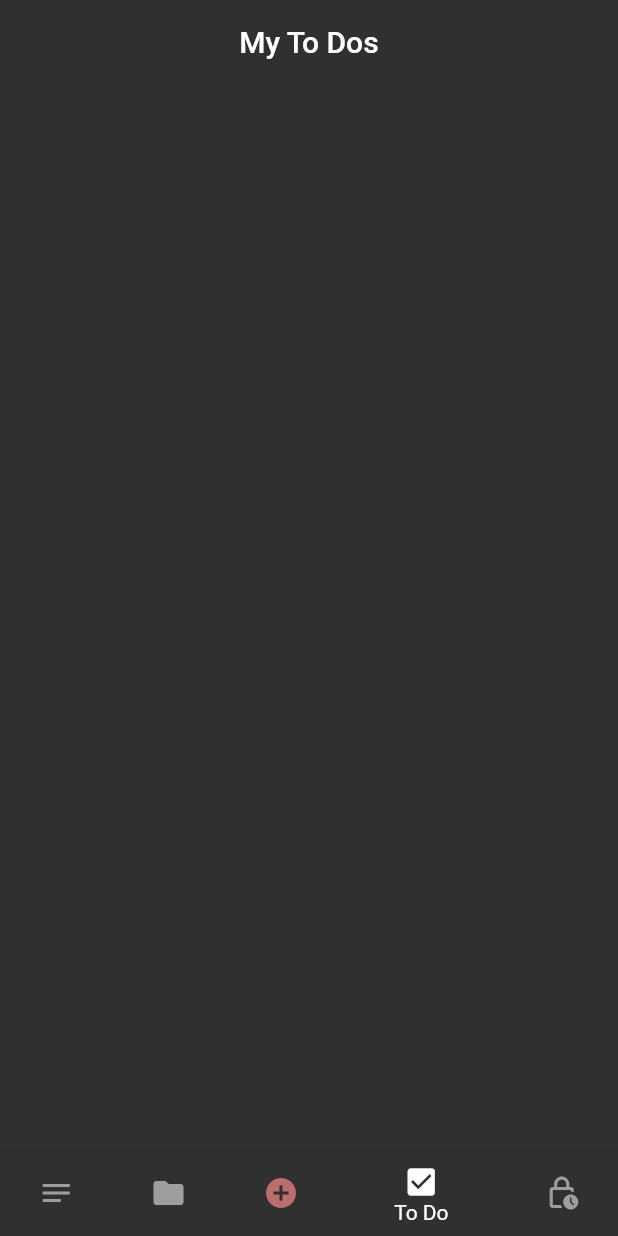
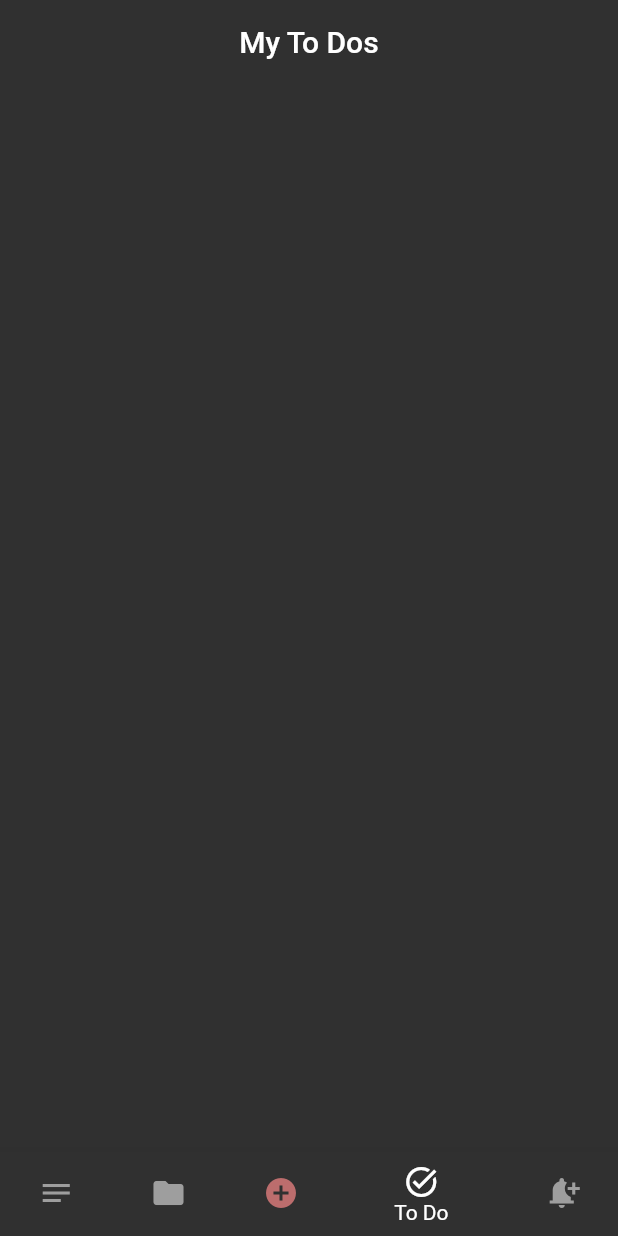
Before and after one commit to mellatilaid/notes-app, a Flutter app: the screen it shows after launch, item 4 of the bottom bar chosen, on a phone screen of 412 x 824 dp. Run offline on Flutter 3.47's test engine with Material 2 defaults, Android fonts, the phone set to English and light mode, and no system bars.

Commit message:
refactor bottom navigation bar icons

```diff
--- a/lib/bottom_navigation_bar.dart
+++ b/lib/bottom_navigation_bar.dart
@@ -55,11 +55,11 @@ class _HomePageNavState extends State<HomePageNav> {
             label: '',
           ),
           BottomNavigationBarItem(
-            icon: Icon(Icons.check_box),
+            icon: Icon(Icons.task_alt),
             label: 'To Do',
           ),
           BottomNavigationBarItem(
-            icon: Icon(Icons.lock_clock_outlined),
+            icon: Icon(Icons.notification_add),
             label: 'Reminder',
           ),
         ],
```
